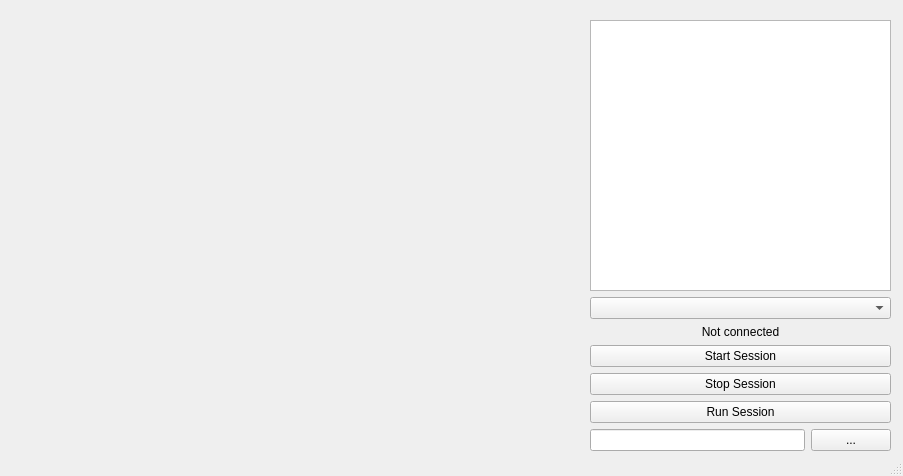
Qt form src/mainwindow.ui (omdovhopolyi/ArtificialHorizonBlackBox) before a commit.
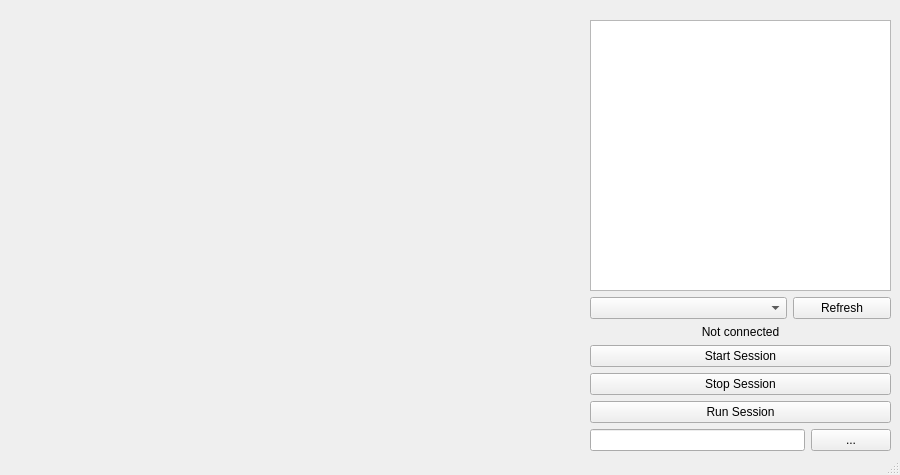
The same form after that commit.

Commit message: listed ports

Diff of the .ui file:
```diff
--- a/src/mainwindow.ui
+++ b/src/mainwindow.ui
@@ -6,10 +6,28 @@
    <rect>
     <x>0</x>
     <y>0</y>
-    <width>903</width>
-    <height>476</height>
+    <width>900</width>
+    <height>475</height>
    </rect>
   </property>
+  <property name="sizePolicy">
+   <sizepolicy hsizetype="Fixed" vsizetype="Fixed">
+    <horstretch>0</horstretch>
+    <verstretch>0</verstretch>
+   </sizepolicy>
+  </property>
+  <property name="minimumSize">
+   <size>
+    <width>900</width>
+    <height>475</height>
+   </size>
+  </property>
+  <property name="maximumSize">
+   <size>
+    <width>900</width>
+    <height>475</height>
+   </size>
+  </property>
   <property name="windowTitle">
    <string>Artificial Horizon Black Box</string>
   </property>
@@ -71,10 +89,17 @@
        </widget>
       </item>
       <item>
-       <layout class="QHBoxLayout" name="horizontalLayout_3">
+       <layout class="QHBoxLayout" name="horizontalLayout_3" stretch="2,1">
         <item>
          <widget class="QComboBox" name="PortsCombobox"/>
         </item>
+        <item>
+         <widget class="QPushButton" name="PortsRefresh">
+          <property name="text">
+           <string>Refresh</string>
+          </property>
+         </widget>
+        </item>
        </layout>
       </item>
       <item>
```
The commit also changes 10 other files.
